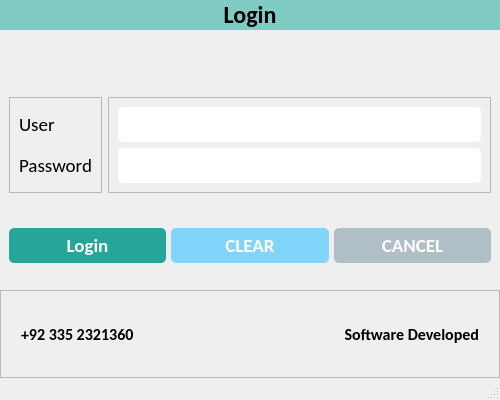
Qt form ui/login_page.ui (CodeWithEhtisham/Digital-Khata) before a commit.
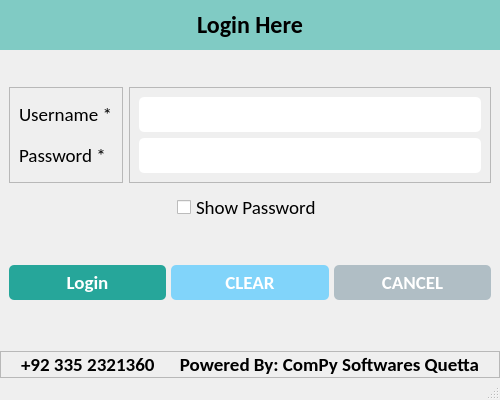
The same form after that commit. Icons and pictures are not drawn.

Commit message: login page ui setting

Diff of the .ui file:
```diff
--- a/ui/login_page.ui
+++ b/ui/login_page.ui
@@ -35,6 +35,7 @@
 
 #label {
 	background-color: #80cbc4;
+	padding: 10px;
 }
 
 #label_5 {
@@ -123,13 +124,13 @@
        </font>
       </property>
       <property name="text">
-       <string>Login</string>
+       <string>Login Here</string>
       </property>
       <property name="alignment">
        <set>Qt::AlignCenter</set>
       </property>
       <property name="margin">
-       <number>10</number>
+       <number>0</number>
       </property>
      </widget>
     </item>
@@ -154,7 +155,7 @@
              </font>
             </property>
             <property name="text">
-             <string>User</string>
+             <string>Username *</string>
             </property>
            </widget>
           </item>
@@ -167,7 +168,7 @@
              </font>
             </property>
             <property name="text">
-             <string>Password</string>
+             <string>Password *</string>
             </property>
            </widget>
           </item>
@@ -233,7 +234,20 @@
       </layout>
      </widget>
     </item>
-    <item>
+    <item alignment="Qt::AlignHCenter">
+     <widget class="QCheckBox" name="show_password">
+      <property name="font">
+       <font>
+        <family>Calibri</family>
+        <pointsize>14</pointsize>
+       </font>
+      </property>
+      <property name="text">
+       <string>Show Password</string>
+      </property>
+     </widget>
+    </item>
+    <item alignment="Qt::AlignBottom">
      <widget class="QWidget" name="bottom_widget" native="true">
       <layout class="QHBoxLayout" name="horizontalLayout_2">
        <property name="spacing">
@@ -332,7 +346,7 @@
       </layout>
      </widget>
     </item>
-    <item>
+    <item alignment="Qt::AlignBottom">
      <widget class="QFrame" name="frame_3">
       <property name="frameShape">
        <enum>QFrame::StyledPanel</enum>
@@ -361,7 +375,7 @@
          <property name="font">
           <font>
            <family>Calibri</family>
-           <pointsize>12</pointsize>
+           <pointsize>14</pointsize>
            <weight>75</weight>
            <bold>true</bold>
           </font>
@@ -376,13 +390,13 @@
          <property name="font">
           <font>
            <family>Calibri</family>
-           <pointsize>12</pointsize>
+           <pointsize>14</pointsize>
            <weight>75</weight>
            <bold>true</bold>
           </font>
          </property>
          <property name="text">
-          <string>Software Developed</string>
+          <string>Powered By: ComPy Softwares Quetta</string>
          </property>
          <property name="alignment">
           <set>Qt::AlignRight|Qt::AlignTrailing|Qt::AlignVCenter</set>
```
The commit also changes 3 other files.
